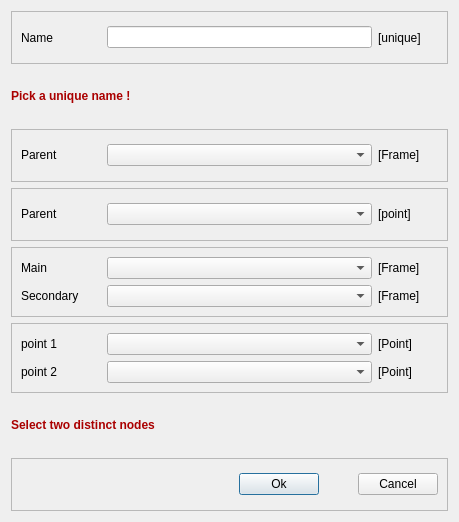
Above: guis/addnode_form.ui from RubendeBruin/DAVE before the change. Below: the same form after it.
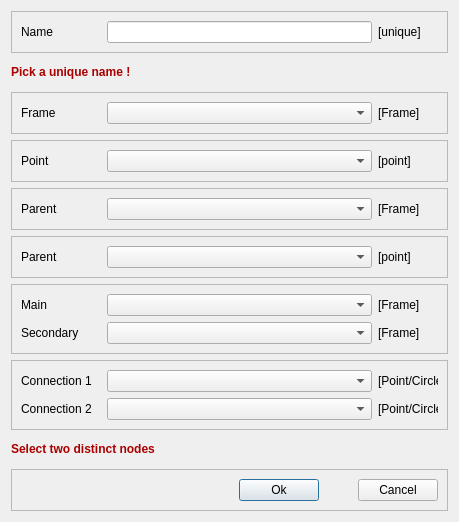
That is the form after the change.

The edit to the form file:
```diff
--- a/guis/addnode_form.ui
+++ b/guis/addnode_form.ui
@@ -77,6 +77,136 @@
      </property>
     </widget>
    </item>
+   <item>
+    <widget class="QFrame" name="frmFrame">
+     <property name="frameShape">
+      <enum>QFrame::StyledPanel</enum>
+     </property>
+     <property name="frameShadow">
+      <enum>QFrame::Raised</enum>
+     </property>
+     <layout class="QGridLayout" name="gridLayout_5">
+      <item row="0" column="1">
+       <widget class="QComboBox" name="cbFrame"/>
+      </item>
+      <item row="0" column="0">
+       <widget class="QLabel" name="label_15">
+        <property name="sizePolicy">
+         <sizepolicy hsizetype="Fixed" vsizetype="Preferred">
+          <horstretch>0</horstretch>
+          <verstretch>0</verstretch>
+         </sizepolicy>
+        </property>
+        <property name="minimumSize">
+         <size>
+          <width>80</width>
+          <height>0</height>
+         </size>
+        </property>
+        <property name="maximumSize">
+         <size>
+          <width>80</width>
+          <height>16777215</height>
+         </size>
+        </property>
+        <property name="text">
+         <string>Frame</string>
+        </property>
+       </widget>
+      </item>
+      <item row="0" column="2">
+       <widget class="QLabel" name="label_16">
+        <property name="sizePolicy">
+         <sizepolicy hsizetype="Fixed" vsizetype="Preferred">
+          <horstretch>0</horstretch>
+          <verstretch>0</verstretch>
+         </sizepolicy>
+        </property>
+        <property name="minimumSize">
+         <size>
+          <width>60</width>
+          <height>0</height>
+         </size>
+        </property>
+        <property name="maximumSize">
+         <size>
+          <width>60</width>
+          <height>16777215</height>
+         </size>
+        </property>
+        <property name="text">
+         <string>[Frame]</string>
+        </property>
+       </widget>
+      </item>
+     </layout>
+    </widget>
+   </item>
+   <item>
+    <widget class="QFrame" name="frmPoint">
+     <property name="frameShape">
+      <enum>QFrame::StyledPanel</enum>
+     </property>
+     <property name="frameShadow">
+      <enum>QFrame::Raised</enum>
+     </property>
+     <layout class="QGridLayout" name="gridLayout_6">
+      <item row="0" column="1">
+       <widget class="QComboBox" name="cbPoint"/>
+      </item>
+      <item row="0" column="0">
+       <widget class="QLabel" name="label_17">
+        <property name="sizePolicy">
+         <sizepolicy hsizetype="Fixed" vsizetype="Preferred">
+          <horstretch>0</horstretch>
+          <verstretch>0</verstretch>
+         </sizepolicy>
+        </property>
+        <property name="minimumSize">
+         <size>
+          <width>80</width>
+          <height>0</height>
+         </size>
+        </property>
+        <property name="maximumSize">
+         <size>
+          <width>80</width>
+          <height>16777215</height>
+         </size>
+        </property>
+        <property name="text">
+         <string>Point</string>
+        </property>
+       </widget>
+      </item>
+      <item row="0" column="2">
+       <widget class="QLabel" name="label_18">
+        <property name="sizePolicy">
+         <sizepolicy hsizetype="Fixed" vsizetype="Preferred">
+          <horstretch>0</horstretch>
+          <verstretch>0</verstretch>
+         </sizepolicy>
+        </property>
+        <property name="minimumSize">
+         <size>
+          <width>60</width>
+          <height>0</height>
+         </size>
+        </property>
+        <property name="maximumSize">
+         <size>
+          <width>60</width>
+          <height>16777215</height>
+         </size>
+        </property>
+        <property name="text">
+         <string>[point]</string>
+        </property>
+       </widget>
+      </item>
+     </layout>
+    </widget>
+   </item>
    <item>
     <widget class="QFrame" name="frmParent">
      <property name="frameShape">
@@ -355,7 +485,7 @@
          </size>
         </property>
         <property name="text">
-         <string>point 1</string>
+         <string>Connection 1</string>
         </property>
        </widget>
       </item>
@@ -383,7 +513,7 @@
          </size>
         </property>
         <property name="text">
-         <string>[Point]</string>
+         <string>[Point/Circle]</string>
         </property>
        </widget>
       </item>
@@ -408,7 +538,7 @@
          </size>
         </property>
         <property name="text">
-         <string>point 2</string>
+         <string>Connection 2</string>
         </property>
        </widget>
       </item>
@@ -436,7 +566,7 @@
          </size>
         </property>
         <property name="text">
-         <string>[Point]</string>
+         <string>[Point/Circle]</string>
         </property>
        </widget>
       </item>
```
Left out of the diff: 12 changed lines with no effect on the pictures.
